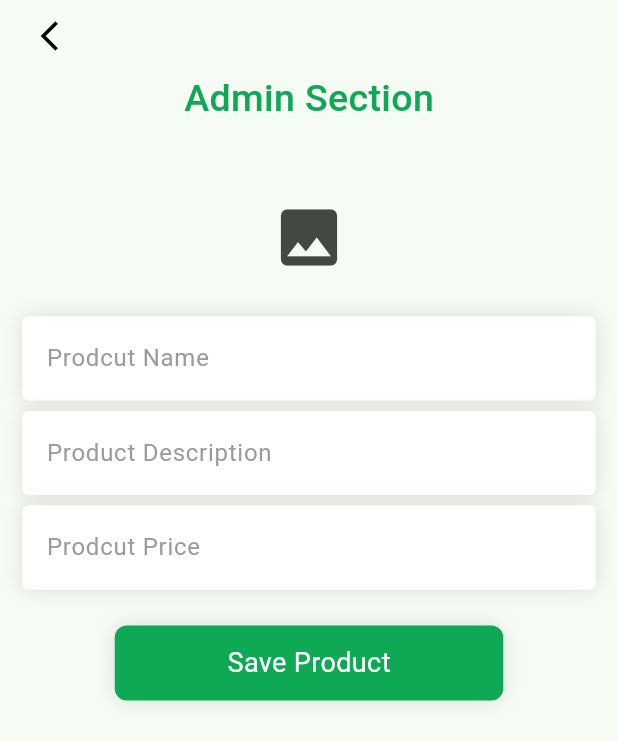
After one commit to Venuru/Grocery-App, a Flutter app: the Admin screen opened directly, on a phone screen of 412 x 824 dp. The commit adds this screen. Shown: the top 741 px of the screen. Run offline on Flutter 3.47's test engine with Material 3 defaults, Android fonts, the phone set to English and light mode, and no system bars; our stand-ins replace animate_do, awesome_dialog, cloud_firestore, firebase_auth, firebase_core, firebase_storage and 4 more; accounts and stored records are empty.

Commit message:
Admin screen added and connect with firebase. Home screen and product detaisl screen is completed using state management. Product details screen and item realaeted screen connected with firebase.

```diff
--- a/lib/main.dart
+++ b/lib/main.dart
@@ -1,7 +1,9 @@
 import 'package:firebase_core/firebase_core.dart';
 import 'package:flutter/material.dart';
 import 'package:grocery_app/firebase_options.dart';
+import 'package:grocery_app/providers/admin_provider.dart';
 import 'package:grocery_app/providers/auth_providers.dart';
+import 'package:grocery_app/providers/product_provider.dart';
 import 'package:grocery_app/screens/splash/splash.dart';
 import 'package:provider/provider.dart';
 
@@ -13,6 +15,8 @@ Future<void> main() async {
   runApp(
     MultiProvider(providers: [
       ChangeNotifierProvider(create: (context) => AuthProviders()),
+      ChangeNotifierProvider(create: (context) => AdminProvider()),
+      ChangeNotifierProvider(create: (context) => ProductProvider()),
     ],
     child: const MyApp(),)
   );
--- /dev/null
+++ b/lib/providers/admin_provider.dart
@@ -0,0 +1,102 @@
+import 'dart:io';
+import 'package:awesome_dialog/awesome_dialog.dart';
+import 'package:flutter/material.dart';
+import 'package:grocery_app/controllers/admin_controller.dart';
+import 'package:grocery_app/providers/product_provider.dart';
+import 'package:grocery_app/utils/helpers/alert_helper.dart';
+import 'package:image_picker/image_picker.dart';
+import 'package:logger/logger.dart';
+import 'package:provider/provider.dart';
+
+class AdminProvider extends ChangeNotifier {
+
+  // admin controller
+  final AdminController _adminController = AdminController();
+
+  // productName textField controller
+  final TextEditingController _productName = TextEditingController();
+
+  TextEditingController get productName => _productName;
+
+  // productDecription textField controller
+  final TextEditingController _productDesc = TextEditingController();
+
+  TextEditingController get productDesc => _productDesc;
+
+  // productPrice textField controller
+  final TextEditingController _productPrice = TextEditingController();
+
+  TextEditingController get productPrice => _productPrice;
+
+  //------ Loader state
+  bool _isLoading = false;
+
+  bool get isLoading => _isLoading;
+
+  //----- set Loader state
+  void setLoading(bool value) {
+    _isLoading = value;
+    notifyListeners();
+  }
+
+    // start the signup process
+  Future<void> startSaveProductData(BuildContext context) async {
+    try {
+        // start the loader
+        setLoading(true);
+        //start creating the user
+        await _adminController.saveProductData(_productName.text, _productDesc.text, _productPrice.text, _productImage).then(
+          (value) => {
+            // cleatr the controllers
+            _productName.clear(),
+            _productDesc.clear(),
+            _productPrice.clear(),
+            _productImage = File(""),
+
+            Provider.of<ProductProvider>(context, listen: false).startFetchProductList(),
+
+            //stop the loader
+            setLoading(false),
+            AlertHelper.showAlert(context, "Save Product ", "product successfully created", dialogType: DialogType.success)
+          }
+        );
+    } catch (e) {
+      Logger().e(e);
+
+      setLoading(false);
+      AlertHelper.showAlert(context, "Save Product Error", "Server error");
+    }
+  }
+
+  //------ pick and upload product image
+
+  // image picture object
+  final ImagePicker picker = ImagePicker();
+
+  // file object to store picked file
+  File _productImage = File("");
+
+  // get picked file
+  File get productImage => _productImage;
+
+  // Pick an image function
+  Future<void> pickProductImage(BuildContext context) async {
+    try{
+      final XFile? pickFile = await picker.pickImage(source: ImageSource.camera);
+
+      Logger().w(pickFile?.path);
+
+      // check if the user has picked a file or not
+      if (pickFile != null) {
+        _productImage = File(pickFile.path);
+
+        notifyListeners();
+
+      }else {
+        Logger().w("No image selected");
+      }
+    }catch (e) {
+      Logger().e(e);
+    }
+  }
+}
--- /dev/null
+++ b/lib/providers/product_provider.dart
@@ -0,0 +1,73 @@
+import 'package:flutter/material.dart';
+import 'package:grocery_app/controllers/admin_controller.dart';
+import 'package:grocery_app/models/product_model.dart';
+import 'package:logger/logger.dart';
+
+class ProductProvider extends ChangeNotifier {
+
+  final AdminController _adminController = AdminController();
+
+  //------ Loader state
+  bool _isLoading = false;
+
+  bool get isLoading => _isLoading;
+
+  //----- set Loader state
+  void setLoading(bool value) {
+    _isLoading = value;
+    notifyListeners();
+  }
+
+  //------- usermodel object to store user objects
+  List<ProductModel> _products = [];
+
+  List<ProductModel> get products => _products;
+
+  //------- start fetch user data
+  Future<void> startFetchProductList() async {
+    try {
+      // start the loader
+      setLoading(true);
+      await _adminController.fetchProductList().then(
+        (value) {
+          _products = value;
+          notifyListeners();
+
+          // stop the loader
+          setLoading(false);
+        }
+      );
+    }catch (e) {
+      Logger().e(e);
+      // stop the loader
+      setLoading(false);
+    }
+  }
+
+  //----------product details section
+
+  // to store the selected product model
+  late ProductModel _productModel;
+
+  // get the selected product model
+  ProductModel get productModel => _productModel;
+
+  // set the product model when clicked on the product card
+  set setProduct(ProductModel model) {
+    _productModel = model;
+    notifyListeners();
+  }
+
+  // get related products excluding the selected products
+  List<ProductModel> get relatedProducts {
+    List<ProductModel> temp = [];
+
+    // reading the product list and return without already selected products
+    for (var i=0; i < _products.length; i++) {
+      if(_products[i].id != productModel.id) {
+        temp.add(_products[i]);
+      }
+    }
+    return temp;
+  }
+}
--- /dev/null
+++ b/lib/screens/admin/admin.dart
@@ -0,0 +1,103 @@
+import 'package:animate_do/animate_do.dart';
+import 'package:flutter/material.dart';
+import 'package:grocery_app/components/app_logo.dart';
+import 'package:grocery_app/components/custom_back_button.dart';
+import 'package:grocery_app/components/custom_button.dart';
+import 'package:grocery_app/components/custom_text.dart';
+import 'package:grocery_app/components/custom_textfield.dart';
+import 'package:grocery_app/providers/admin_provider.dart';
+import 'package:grocery_app/providers/auth_providers.dart';
+import 'package:grocery_app/screens/auth/login.dart';
+import 'package:grocery_app/utils/constants/app_colors.dart';
+import 'package:provider/provider.dart';
+
+class Admin extends StatefulWidget {
+  const Admin({super.key});
+
+  @override
+  State<Admin> createState() => _AdminState();
+}
+
+class _AdminState extends State<Admin> {
+  @override
+  Widget build(BuildContext context) {
+    return Scaffold(
+      body: SafeArea(
+        child: SingleChildScrollView(
+          child: Padding(
+            padding: const EdgeInsets.symmetric(horizontal: 15.0),
+            child: Column(
+              crossAxisAlignment: CrossAxisAlignment.center,
+              children: [
+                const Row(
+                  mainAxisAlignment: MainAxisAlignment.start,
+                  children: [
+                    CustomBackButton(),
+                  ],
+                ),
+                FadeInDown(
+                  child: const CustomText(
+                    'Admin Section',
+                    fontSize: 25.0,
+                    color: AppColors.primaryColor,
+                    fontWeight: FontWeight.w500
+                  ),
+                ),
+                const SizedBox(height: 41.0,),
+                Consumer<AdminProvider>(builder: (context, value, child) {
+                  return value.productImage.path == ""
+                  ?IconButton(
+                    onPressed: () => value.pickProductImage(context),
+                    icon: const Icon(
+                      Icons.photo,
+                      size: 50.0,
+                    )
+                  )
+                  :InkWell(
+                    onTap: () => value.pickProductImage(context),
+                    child: Image.file(
+                      value.productImage,
+                      width: 200.0,
+                      height: 200.0,
+                      fit: BoxFit.cover,
+                    ),
+                  );
+                },),
+                const SizedBox(height: 20.0,),
+                CustomTextField(
+                  hintText: "Enter the product name",
+                  labelText: "Prodcut Name",
+                  controller: Provider.of<AdminProvider>(context).productName,
+                ),
+                const SizedBox(height: 7.0,),
+                CustomTextField(
+                  hintText: "Enter the product description",
+                  labelText: "Product Description",
+                  controller: Provider.of<AdminProvider>(context).productDesc,
+                ),
+                const SizedBox(height: 7.0,),
+                CustomTextField(
+                  hintText: "Enter the product price",
+                  labelText: "Prodcut Price",
+                  controller: Provider.of<AdminProvider>(context).productPrice,
+                ),
+                const SizedBox(height: 24.0,),
+                Consumer<AdminProvider>(
+                  builder: (context, value, child) {
+                    return CustomButton(
+                      isLoading: value.isLoading,
+                      text: "Save Product",
+                      onTap: () {
+                        value.startSaveProductData(context);
+                      },
+                    );
+                  },
+                )
+              ],
+            ),
+          ),
+        ),
+      ),
+    );
+  }
+}
--- a/lib/screens/auth/signup.dart
+++ b/lib/screens/auth/signup.dart
@@ -27,6 +27,7 @@ class _SignupState extends State<Signup> {
             child: Column(
               mainAxisAlignment: MainAxisAlignment.center,
               children: [
+                const SizedBox(height: 20.0,),
                 FadeInDown(
                   child: const CustomText(
                     'SignUp',
--- a/lib/screens/main/profile/profile.dart
+++ b/lib/screens/main/profile/profile.dart
@@ -3,8 +3,10 @@ import 'package:flutter/material.dart';
 import 'package:grocery_app/components/custom_button.dart';
 import 'package:grocery_app/components/custom_text.dart';
 import 'package:grocery_app/providers/auth_providers.dart';
+import 'package:grocery_app/screens/admin/admin.dart';
 import 'package:grocery_app/utils/constants/app_assets.dart';
 import 'package:grocery_app/utils/constants/app_colors.dart';
+import 'package:grocery_app/utils/helpers/helpers.dart';
 import 'package:provider/provider.dart';
 
 class Profile extends StatefulWidget {
@@ -70,6 +72,11 @@ class _ProfileState extends State<Profile> {
                       onTap: () {
                         Provider.of<AuthProviders>(context, listen: false).logOut();
                       }
+                    ),
+                    const SizedBox(height: 20.0,),
+                    CustomButton(
+                      text: "Admin Section",
+                      onTap: () => Helpers.navigateTo(context, Admin())
                     )
                   ],
                 );
```
Also changed, not shown: lib/controllers/admin_controller.dart (added, +66 -0 lines), lib/models/product_model.dart (added, +30 -0 lines), lib/providers/auth_providers.dart (+10 -3 lines), lib/screens/main/home/home.dart (+28 -9 lines), lib/screens/main/product_details/product_details.dart (+37 -19 lines), lib/screens/main/product_details/widgets/related_item_tile.dart (+12 -7 lines).
